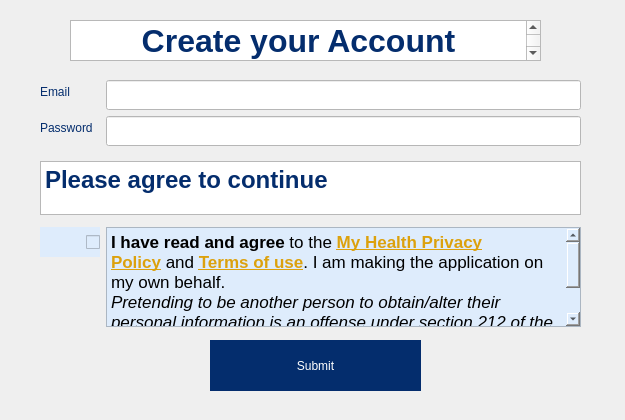
Qt form MCR-app/signupdialog.ui (maria-gedye/QTapp) before a commit.
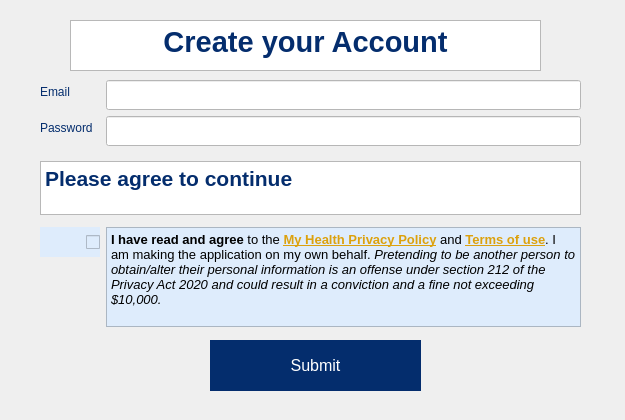
The same form after that commit.

Commit message: ui changes for windows platform

What changed in the file:
```diff
--- a/MCR-app/signupdialog.ui
+++ b/MCR-app/signupdialog.ui
@@ -78,16 +78,21 @@
      <widget class="QTextBrowser" name="textBrowser_subtitle">
       <property name="minimumSize">
        <size>
-        <width>369</width>
-        <height>30</height>
+        <width>539</width>
+        <height>52</height>
        </size>
       </property>
+      <property name="font">
+       <font>
+        <pointsize>18</pointsize>
+       </font>
+      </property>
       <property name="html">
        <string>&lt;!DOCTYPE HTML PUBLIC &quot;-//W3C//DTD HTML 4.0//EN&quot; &quot;http://www.w3.org/TR/REC-html40/strict.dtd&quot;&gt;
 &lt;html&gt;&lt;head&gt;&lt;meta name=&quot;qrichtext&quot; content=&quot;1&quot; /&gt;&lt;style type=&quot;text/css&quot;&gt;
 p, li { white-space: pre-wrap; }
-&lt;/style&gt;&lt;/head&gt;&lt;body style=&quot; font-family:'.AppleSystemUIFont'; font-size:13pt; font-weight:400; font-style:normal;&quot;&gt;
-&lt;p style=&quot; margin-top:0px; margin-bottom:0px; margin-left:0px; margin-right:0px; -qt-block-indent:0; text-indent:0px;&quot;&gt;&lt;span style=&quot; font-size:18pt; font-weight:600; color:#042d6d;&quot;&gt;Please agree to continue&lt;/span&gt;&lt;/p&gt;&lt;/body&gt;&lt;/html&gt;</string>
+&lt;/style&gt;&lt;/head&gt;&lt;body style=&quot; font-family:'MS Shell Dlg 2'; font-size:18pt; font-weight:400; font-style:normal;&quot;&gt;
+&lt;p style=&quot; margin-top:0px; margin-bottom:0px; margin-left:0px; margin-right:0px; -qt-block-indent:0; text-indent:0px;&quot;&gt;&lt;span style=&quot; font-family:'.AppleSystemUIFont'; font-size:16pt; font-weight:600; color:#042d6d;&quot;&gt;Please agree to continue&lt;/span&gt;&lt;/p&gt;&lt;/body&gt;&lt;/html&gt;</string>
       </property>
      </widget>
     </item>
@@ -323,10 +328,15 @@
      <widget class="QTextBrowser" name="textBrowser_2requirement">
       <property name="minimumSize">
        <size>
-        <width>471</width>
+        <width>473</width>
         <height>100</height>
        </size>
       </property>
+      <property name="font">
+       <font>
+        <pointsize>10</pointsize>
+       </font>
+      </property>
       <property name="autoFillBackground">
        <bool>false</bool>
       </property>
@@ -338,9 +348,8 @@
        <string>&lt;!DOCTYPE HTML PUBLIC &quot;-//W3C//DTD HTML 4.0//EN&quot; &quot;http://www.w3.org/TR/REC-html40/strict.dtd&quot;&gt;
 &lt;html&gt;&lt;head&gt;&lt;meta name=&quot;qrichtext&quot; content=&quot;1&quot; /&gt;&lt;style type=&quot;text/css&quot;&gt;
 p, li { white-space: pre-wrap; }
-&lt;/style&gt;&lt;/head&gt;&lt;body style=&quot; font-family:'.AppleSystemUIFont'; font-size:13pt; font-weight:400; font-style:normal;&quot;&gt;
-&lt;p style=&quot; margin-top:12px; margin-bottom:0px; margin-left:0px; margin-right:0px; -qt-block-indent:0; text-indent:0px;&quot;&gt;&lt;span style=&quot; font-family:'Helvetica Neue'; font-weight:600;&quot;&gt;I have read and agree&lt;/span&gt;&lt;span style=&quot; font-family:'Helvetica Neue';&quot;&gt; to the &lt;/span&gt;&lt;a href=&quot;https://www.health.govt.nz/my-health-account-privacy&quot;&gt;&lt;span style=&quot; font-family:'Helvetica Neue'; font-weight:600; text-decoration: underline; color:#dca10d;&quot;&gt;My Health Privacy Policy&lt;/span&gt;&lt;/a&gt;&lt;span style=&quot; font-family:'Helvetica Neue';&quot;&gt; and &lt;/span&gt;&lt;a href=&quot;https://www.health.govt.nz/my-health-account-terms-use&quot;&gt;&lt;span style=&quot; font-family:'Helvetica Neue'; font-weight:600; text-decoration: underline; color:#dca10d;&quot;&gt;Terms of use&lt;/span&gt;&lt;/a&gt;&lt;span style=&quot; font-family:'Helvetica Neue';&quot;&gt;. I am making the application on my own behalf.&lt;/span&gt;&lt;/p&gt;
-&lt;p style=&quot; margin-top:0px; margin-bottom:12px; margin-left:0px; margin-right:0px; -qt-block-indent:0; text-indent:0px;&quot;&gt;&lt;span style=&quot; font-family:'Helvetica Neue'; font-style:italic;&quot;&gt;Pretending to be another person to obtain/alter their personal information is an offense under section 212 of the Privacy Act 2020 and could result in a conviction and a fine not exceeding $10,000.&lt;/span&gt;&lt;span style=&quot; font-style:italic;&quot;&gt; &lt;/span&gt;&lt;/p&gt;&lt;/body&gt;&lt;/html&gt;</string>
+&lt;/style&gt;&lt;/head&gt;&lt;body style=&quot; font-family:'MS Shell Dlg 2'; font-size:10pt; font-weight:400; font-style:normal;&quot;&gt;
+&lt;p style=&quot; margin-top:12px; margin-bottom:0px; margin-left:0px; margin-right:0px; -qt-block-indent:0; text-indent:0px;&quot;&gt;&lt;span style=&quot; font-family:'Helvetica Neue'; font-weight:600;&quot;&gt;I have read and agree&lt;/span&gt;&lt;span style=&quot; font-family:'Helvetica Neue';&quot;&gt; to the &lt;/span&gt;&lt;a href=&quot;https://www.health.govt.nz/my-health-account-privacy&quot;&gt;&lt;span style=&quot; font-family:'Helvetica Neue'; font-weight:600; text-decoration: underline; color:#dca10d;&quot;&gt;My Health Privacy Policy&lt;/span&gt;&lt;/a&gt;&lt;span style=&quot; font-family:'Helvetica Neue';&quot;&gt; and &lt;/span&gt;&lt;a href=&quot;https://www.health.govt.nz/my-health-account-terms-use&quot;&gt;&lt;span style=&quot; font-family:'Helvetica Neue'; font-weight:600; text-decoration: underline; color:#dca10d;&quot;&gt;Terms of use&lt;/span&gt;&lt;/a&gt;&lt;span style=&quot; font-family:'Helvetica Neue';&quot;&gt;. I am making the application on my own behalf. &lt;/span&gt;&lt;span style=&quot; font-family:'Helvetica Neue'; font-style:italic;&quot;&gt;Pretending to be another person to obtain/alter their personal information is an offense under section 212 of the Privacy Act 2020 and could result in a conviction and a fine not exceeding $10,000.&lt;/span&gt;&lt;span style=&quot; font-family:'.AppleSystemUIFont'; font-style:italic;&quot;&gt; &lt;/span&gt;&lt;/p&gt;&lt;/body&gt;&lt;/html&gt;</string>
       </property>
      </widget>
     </item>
@@ -381,6 +390,13 @@
      <height>71</height>
     </size>
    </property>
+   <property name="font">
+    <font>
+     <pointsize>12</pointsize>
+     <weight>50</weight>
+     <bold>false</bold>
+    </font>
+   </property>
    <property name="styleSheet">
     <string notr="true">background-color: rgb(4, 45, 109);
 color: rgb(255, 255, 255);
@@ -398,15 +414,26 @@
      <x>70</x>
      <y>20</y>
      <width>471</width>
-     <height>41</height>
+     <height>51</height>
     </rect>
    </property>
+   <property name="minimumSize">
+    <size>
+     <width>471</width>
+     <height>51</height>
+    </size>
+   </property>
+   <property name="font">
+    <font>
+     <pointsize>22</pointsize>
+    </font>
+   </property>
    <property name="html">
     <string>&lt;!DOCTYPE HTML PUBLIC &quot;-//W3C//DTD HTML 4.0//EN&quot; &quot;http://www.w3.org/TR/REC-html40/strict.dtd&quot;&gt;
 &lt;html&gt;&lt;head&gt;&lt;meta name=&quot;qrichtext&quot; content=&quot;1&quot; /&gt;&lt;style type=&quot;text/css&quot;&gt;
 p, li { white-space: pre-wrap; }
-&lt;/style&gt;&lt;/head&gt;&lt;body style=&quot; font-family:'.AppleSystemUIFont'; font-size:13pt; font-weight:400; font-style:normal;&quot;&gt;
-&lt;p align=&quot;center&quot; style=&quot; margin-top:0px; margin-bottom:0px; margin-left:0px; margin-right:0px; -qt-block-indent:0; text-indent:0px;&quot;&gt;&lt;span style=&quot; font-size:24pt; font-weight:600; color:#042d6d;&quot;&gt;Create your Account&lt;/span&gt;&lt;/p&gt;&lt;/body&gt;&lt;/html&gt;</string>
+&lt;/style&gt;&lt;/head&gt;&lt;body style=&quot; font-family:'MS Shell Dlg 2'; font-size:22pt; font-weight:400; font-style:normal;&quot;&gt;
+&lt;p align=&quot;center&quot; style=&quot; margin-top:0px; margin-bottom:0px; margin-left:0px; margin-right:0px; -qt-block-indent:0; text-indent:0px;&quot;&gt;&lt;span style=&quot; font-family:'.AppleSystemUIFont'; font-weight:600; color:#042d6d;&quot;&gt;Create your Account&lt;/span&gt;&lt;/p&gt;&lt;/body&gt;&lt;/html&gt;</string>
    </property>
   </widget>
  </widget>
```
The commit also changes 7 other files.
